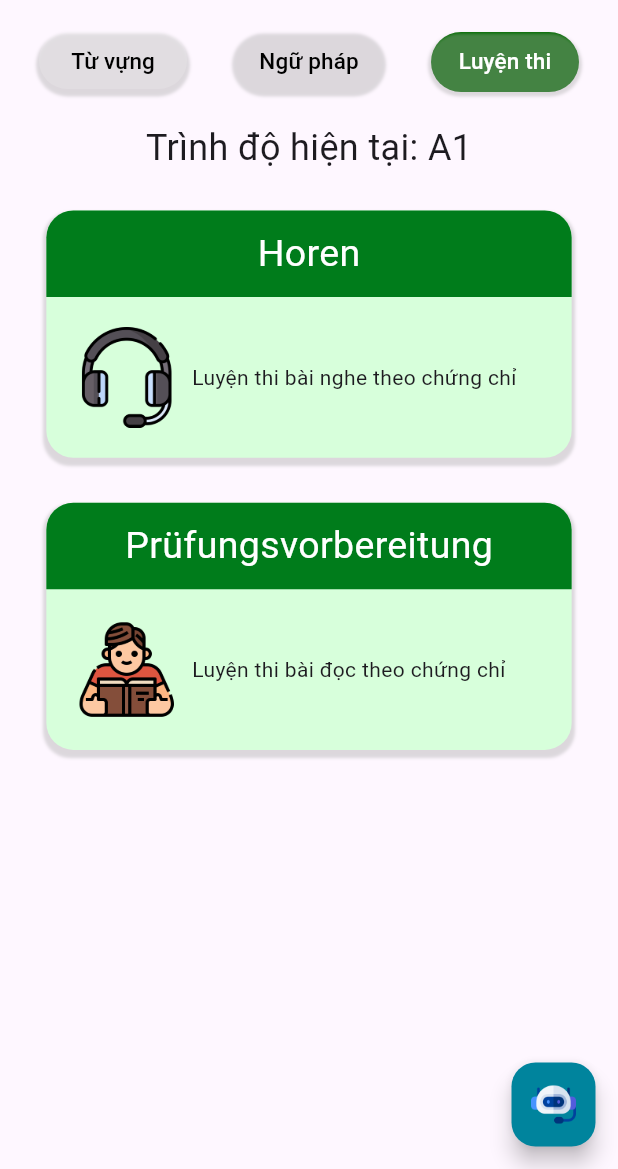
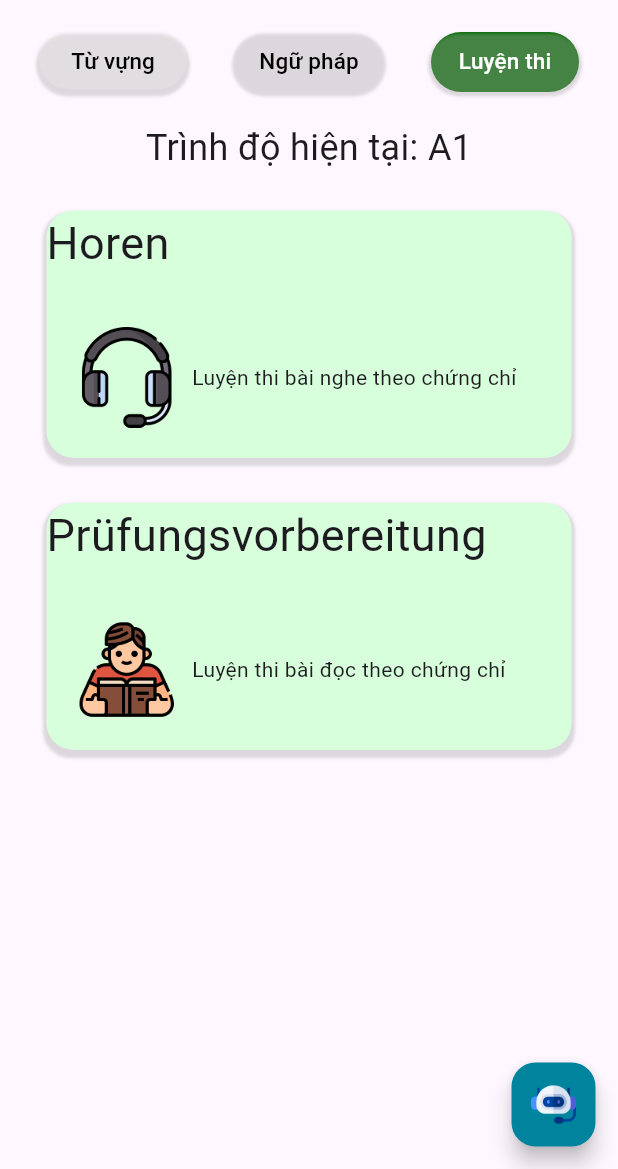
Before and after one commit to DAIKOOH12/android_nc, a Flutter app: the screen it shows once a user with an empty profile is signed in, tab 3 chosen, on a phone screen of 412 x 824 dp, the part 67-1236 px from its top. Run offline on Flutter 3.47's test engine with Material 3 defaults, Android fonts, the phone set to English and light mode, and no system bars; our stand-ins replace audioplayers, cached_network_image, cloud_firestore, firebase_auth, firebase_core, fl_chart and 10 more; missing offline and left inert: flutter_facebook_auth, flutter_pdfview, syncfusion_flutter_pdfviewer; accounts and stored records are empty.

Commit message:
ko nghi ra commit

```diff
--- a/lib/pages/luỵenThi.dart
+++ b/lib/pages/luỵenThi.dart
@@ -57,26 +57,12 @@ class _luyenThiState extends State<luyenThi> {
                         ),
                         child: Stack(
                           children: [
-                            Positioned(
-                              top: 0,
-                                left: 0,
-                                right: 0,
-
-                                child: Container(
-                                  height: size.height * 0.07,
-                                  decoration: BoxDecoration(
-                                    color: Color(0xFF007C1B),
-                                    borderRadius: BorderRadius.only(topLeft: Radius.circular(18), topRight: Radius.circular(18))
-                                  ),
-                                    child: Center(
-                                      child: Text(
-                                          'Horen',
-                                        style: TextStyle(color: Colors.white,fontSize: 25),
-                                      ),
-                                    )
-                                )
+                            Text(
+                                "Horen",
+                              style: TextStyle(
+                                fontSize: 30,
+                              ),
                             ),
-
                             Positioned(
                               bottom: 0,
                               left: 0,
@@ -138,26 +124,13 @@ class _luyenThiState extends State<luyenThi> {
                       ),
                       child: Stack(
                         children: [
-                          Positioned(
-                              top: 0,
-                              left: 0,
-                              right: 0,
 
-                              child: Container(
-                                  height: size.height * 0.07,
-                                  decoration: BoxDecoration(
-                                      color: Color(0xFF007C1B),
-                                      borderRadius: BorderRadius.only(topLeft: Radius.circular(18), topRight: Radius.circular(18))
-                                  ),
-                                  child: Center(
-                                    child: Text(
-                                        'Prüfungsvorbereitung',
-                                      style: TextStyle(fontSize: 25,color: Colors.white),
-                                    ),
-                                  )
-                              )
+                          Text(
+                              "Prüfungsvorbereitung",
+                            style: TextStyle(
+                              fontSize: 30
+                            ),
                           ),
-
                           Positioned(
                             bottom: 0,
                             left: 0,
--- a/pubspec.yaml
+++ b/pubspec.yaml
@@ -16,7 +16,7 @@ publish_to: 'none' # Remove this line if you wish to publish to pub.dev
 # https://developer.apple.com/library/archive/documentation/General/Reference/InfoPlistKeyReference/Articles/CoreFoundationKeys.html
 # In Windows, build-name is used as the major, minor, and patch parts
 # of the product and file versions while build-number is used as the build suffix.
-version: 1.0.10+11
+version: 1.0.11+12
 
 environment:
   sdk: '>=3.3.0 <4.0.0'
```
Also changed, not shown: 1 other file.
